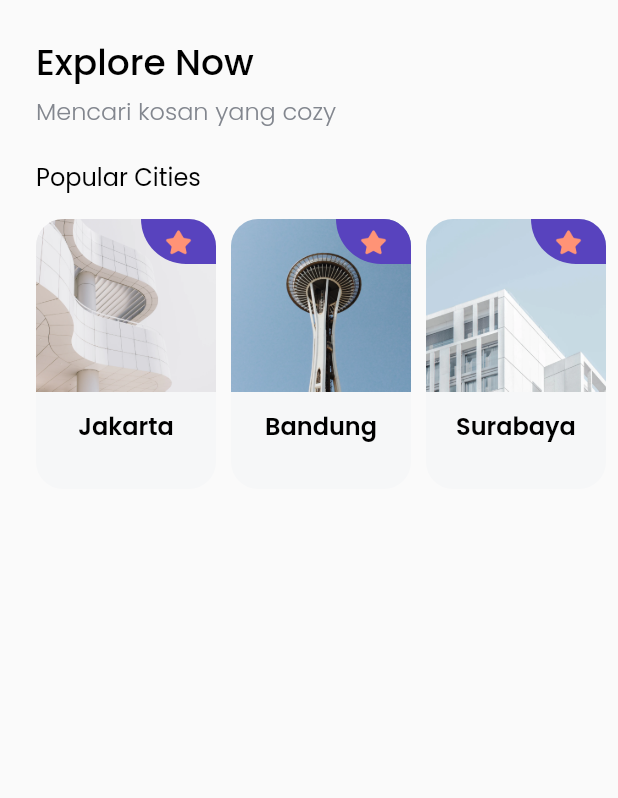
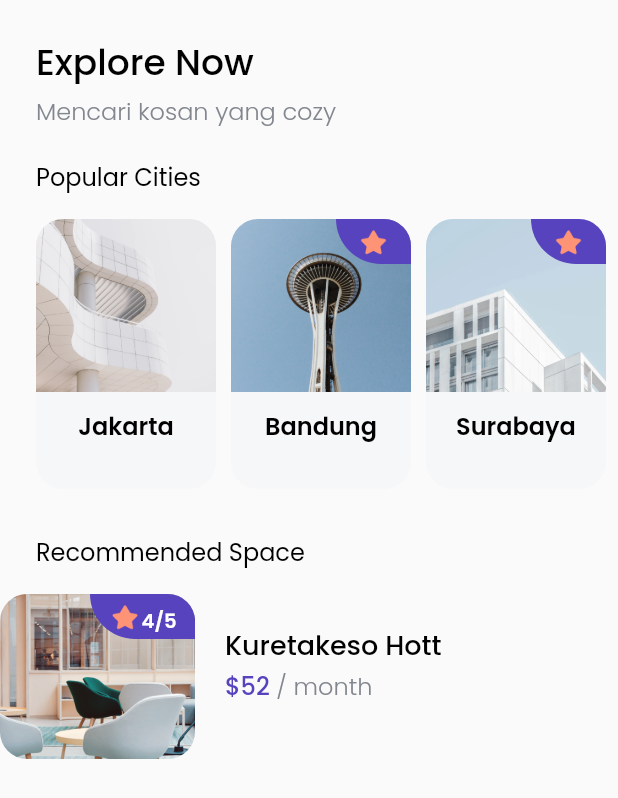
Before and after one commit to Flutter-Dart-Hacks/bwa-kosans, a Flutter app: the HomePageMenu screen opened by its route, on a phone screen of 412 x 824 dp. Shown: the top 798 px of the screen. Run offline on Flutter 3.47's test engine with Material 2 defaults, Android fonts, the phone set to English and light mode, and no system bars; our stand-ins replace google_fonts.

Commit message:
Pembuatan space card

```diff
--- a/lib/pages/home_pages.dart
+++ b/lib/pages/home_pages.dart
@@ -1,6 +1,7 @@
 import 'package:bwa_kosans/models/city_data.dart';
 import 'package:bwa_kosans/themes.dart';
 import 'package:bwa_kosans/widgets/city_card.dart';
+import 'package:bwa_kosans/widgets/space_card.dart';
 import 'package:flutter/material.dart';
 
 class HomePageMenu extends StatefulWidget {
@@ -27,6 +28,7 @@ class _HomePageMenuState extends State<HomePageMenu> {
           child: ListView(
             controller: _scrollController,
             children: [
+              // NOTE: TITLE / HEADER
               Padding(
                 padding: const EdgeInsets.symmetric(horizontal: edgePadding),
                 child: Text(
@@ -51,6 +53,7 @@ class _HomePageMenuState extends State<HomePageMenu> {
               const SizedBox(
                 height: 20,
               ),
+              // NOTE: POPULAR CITIES
               Padding(
                 padding: const EdgeInsets.symmetric(horizontal: edgePadding),
                 child: Text(
@@ -83,24 +86,49 @@ class _HomePageMenuState extends State<HomePageMenu> {
                     ),
                     CardCity(
                       cityData: CityData(
-                          id: 2,
-                          name: 'Bandung',
-                          imageUrl: 'resources/images/city2.png'),
+                        id: 2,
+                        name: 'Bandung',
+                        imageUrl: 'resources/images/city2.png',
+                        isFavorite: true,
+                      ),
                     ),
                     const SizedBox(
                       width: 10,
                     ),
                     CardCity(
                       cityData: CityData(
-                          id: 3,
-                          name: 'Surabaya',
-                          imageUrl: 'resources/images/city3.png'),
+                        id: 3,
+                        name: 'Surabaya',
+                        imageUrl: 'resources/images/city3.png',
+                        isFavorite: true,
+                      ),
                     ),
                     const SizedBox(
                       width: edgePadding,
                     ),
                   ],
                 ),
+              ),
+              const SizedBox(
+                height: 30,
+              ),
+              // NOTE: RECOMMENDED SPACE
+              Padding(
+                padding: const EdgeInsets.symmetric(horizontal: edgePadding),
+                child: Text(
+                  'Recommended Space',
+                  style: regularTextStyle.copyWith(
+                    fontSize: 16,
+                  ),
+                ),
+              ),
+              const SizedBox(
+                height: 16,
+              ),
+              Column(
+                children: const [
+                  SpaceCard(),
+                ],
               )
             ],
           ),
--- a/lib/widgets/city_card.dart
+++ b/lib/widgets/city_card.dart
@@ -6,6 +6,32 @@ class CardCity extends StatelessWidget {
   final CityData cityData;
 
   const CardCity({Key? key, required this.cityData}) : super(key: key);
+
+  Widget cekStatusPopularStars(CityData cityData) {
+    if (cityData.isFavorite) {
+      return Align(
+        alignment: Alignment.topRight,
+        child: Container(
+          width: 50,
+          height: 30,
+          decoration: const BoxDecoration(
+            color: purpleColor,
+            borderRadius: BorderRadius.only(
+              bottomLeft: Radius.circular(30),
+            ),
+          ),
+          child: Center(
+            child: Image.asset(
+              'resources/images/icon_star_solid.png',
+              width: 22,
+            ),
+          ),
+        ),
+      );
+    } else {
+      return Container();
+    }
+  }
 
   @override
   Widget build(BuildContext context) {
@@ -25,25 +51,7 @@ class CardCity extends StatelessWidget {
                   width: 120,
                   height: 115,
                 ),
-                Align(
-                  alignment: Alignment.topRight,
-                  child: Container(
-                    width: 50,
-                    height: 30,
-                    decoration: const BoxDecoration(
-                      color: purpleColor,
-                      borderRadius: BorderRadius.only(
-                        bottomLeft: Radius.circular(30),
-                      ),
-                    ),
-                    child: Center(
-                      child: Image.asset(
-                        'resources/images/icon_star_solid.png',
-                        width: 22,
-                      ),
-                    ),
-                  ),
-                )
+                cekStatusPopularStars(cityData),
               ],
             ),
             const SizedBox(
--- /dev/null
+++ b/lib/widgets/space_card.dart
@@ -0,0 +1,99 @@
+import 'package:bwa_kosans/themes.dart';
+import 'package:flutter/material.dart';
+
+class SpaceCard extends StatelessWidget {
+  const SpaceCard({Key? key}) : super(key: key);
+
+  @override
+  Widget build(BuildContext context) {
+    return Row(
+      children: [
+        // Gambar Space
+        ClipRRect(
+          borderRadius: BorderRadius.circular(18),
+          child: SizedBox(
+            width: 130,
+            height: 110,
+            child: Stack(
+              children: [
+                Image.asset(
+                  'resources/images/space1.png',
+                  fit: BoxFit.cover,
+                ),
+                Align(
+                  alignment: Alignment.topRight,
+                  child: Container(
+                    width: 70,
+                    height: 30,
+                    decoration: const BoxDecoration(
+                      color: purpleColor,
+                      borderRadius: BorderRadius.only(
+                        bottomLeft: Radius.circular(30),
+                      ),
+                    ),
+                    child: Row(
+                      mainAxisAlignment: MainAxisAlignment.center,
+                      crossAxisAlignment: CrossAxisAlignment.center,
+                      children: [
+                        Image.asset(
+                          'resources/images/icon_star_solid.png',
+                          width: 22,
+                          height: 22,
+                        ),
+                        Padding(
+                          padding: const EdgeInsets.only(top: 6),
+                          child: Text(
+                            '4/5',
+                            style: whiteTextStyle.copyWith(
+                              fontSize: 13,
+                              fontWeight: FontWeight.w600,
+                            ),
+                          ),
+                        )
+                      ],
+                    ),
+                  ),
+                )
+              ],
+            ),
+          ),
+        ),
+        const SizedBox(
+          width: 20,
+        ),
+        Column(
+          crossAxisAlignment: CrossAxisAlignment.start,
+          children: [
+            Text(
+              'Kuretakeso Hott',
+              style: blackTextStyle.copyWith(
+                  fontSize: 18, fontWeight: FontWeight.w500),
+            ),
+            const SizedBox(
+              height: 2,
+            ),
+            Text.rich(
+              TextSpan(
+                text: '\$52',
+                style: purpleTextStyle.copyWith(
+                  fontSize: 16,
+                ),
+                children: [
+                  TextSpan(
+                    text: ' / month',
+                    style: greyTextStyle.copyWith(
+                      fontSize: 16,
+                    ),
+                  ),
+                ],
+              ),
+            ),
+            const SizedBox(
+              height: 16,
+            ),
+          ],
+        )
+      ],
+    );
+  }
+}
```
